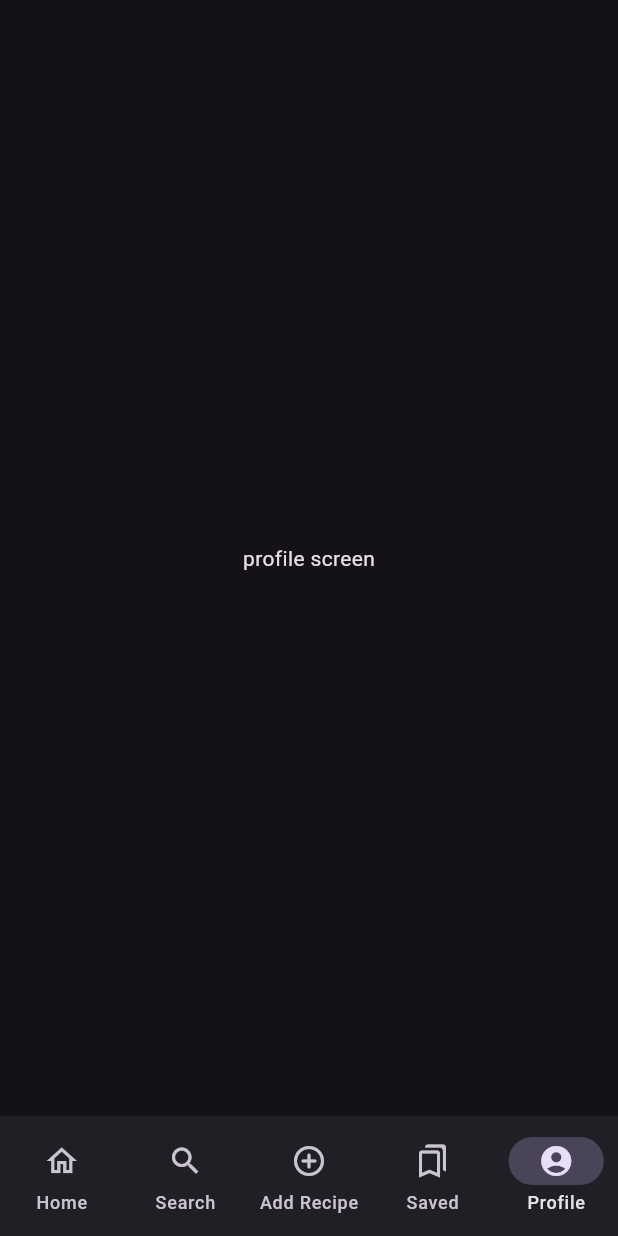
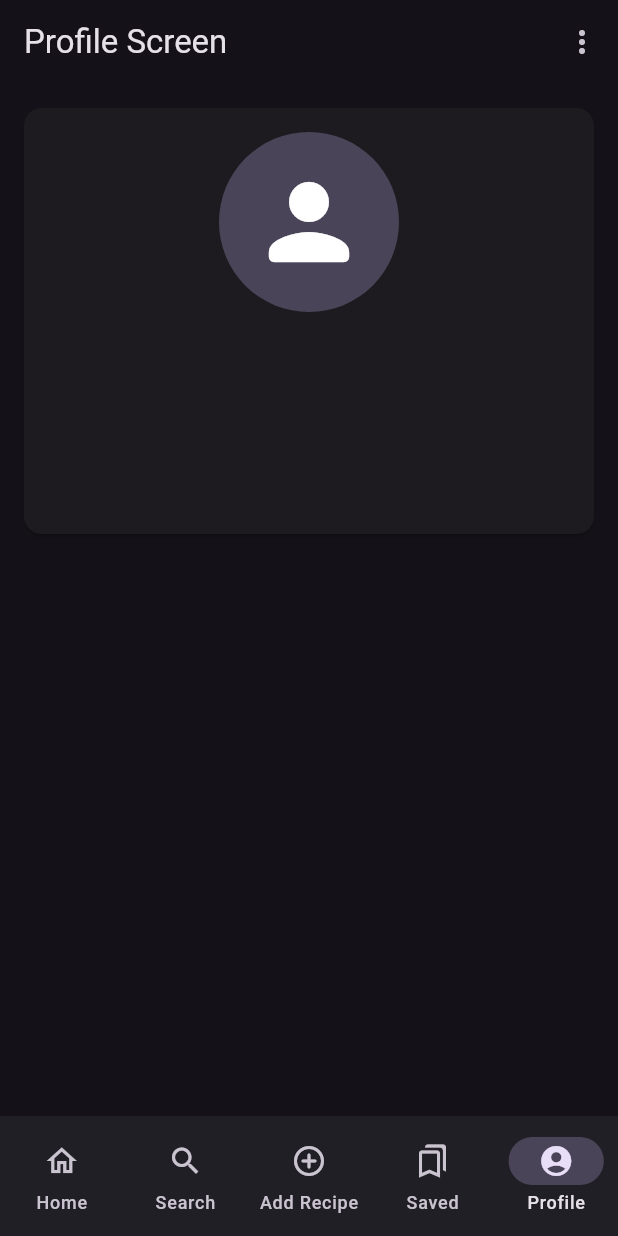
Before and after one commit to bhavyaj19/recipe_box, a Flutter app: the screen it shows once a user with an empty profile is signed in, swiped to page 5, on a phone screen of 412 x 824 dp. Run offline on Flutter 3.47's test engine with Material 2 defaults, Android fonts, the phone set to English and light mode, and no system bars; our stand-ins replace cloud_firestore, firebase_auth, firebase_core, firebase_storage, image_picker; accounts and stored records are empty.

Commit message:
ui: profile screen

```diff
--- a/lib/screens/login/signup/signup_screen.dart
+++ b/lib/screens/login/signup/signup_screen.dart
@@ -5,7 +5,6 @@ import 'dart:async';
 import 'package:firebase_auth/firebase_auth.dart';
 import 'package:flutter/material.dart';
 import 'package:recipe_box/resources/auth_method.dart';
-import 'package:recipe_box/screens/login/signup/login_screen.dart';
 import 'package:recipe_box/screens/login/signup/login_screen.dart';
 import 'package:recipe_box/screens/main_screen.dart';
 import 'package:recipe_box/widgets/text_feild_input.dart';
--- a/lib/screens/profile_screen.dart
+++ b/lib/screens/profile_screen.dart
@@ -1,4 +1,8 @@
+import 'package:firebase_auth/firebase_auth.dart';
 import 'package:flutter/material.dart';
+import 'package:provider/provider.dart';
+import 'package:recipe_box/models/user.dart' as model;
+import 'package:recipe_box/providers/user_provider.dart';
 
 class ProfileScreen extends StatefulWidget {
   const ProfileScreen({super.key});
@@ -8,10 +12,106 @@ class ProfileScreen extends StatefulWidget {
 }
 
 class _ProfileScreenState extends State<ProfileScreen> {
+  Future<void> _signOut() async {
+    await FirebaseAuth.instance.signOut();
+  }
+
   @override
   Widget build(BuildContext context) {
-    return const Center(
-      child: Text("profile screen"),
+    model.User? user = Provider.of<UserProvider>(context).getUser;
+
+    // Make the following changes to the UI:
+
+    // 1. Use a `SingleChildScrollView` to wrap the `Column` widget so that the UI can scroll if it is too long.
+    // 2. Use a `SizedBox` widget to add some padding around the `CircleAvatar` widget.
+    // 3. Use a `Card` widget to wrap the `Column` widget so that it has a border and a shadow.
+    // 4. Use a `ListView` widget to display the username and email in a list, with each item in the list having its own `ListTile` widget.
+
+    return Scaffold(
+      appBar: AppBar(
+        title: const Text('Profile Screen'),
+        actions: [
+          PopupMenuButton(
+            itemBuilder: (context) {
+              return [
+                PopupMenuItem<int>(
+                  child: GestureDetector(
+                    onTap: _signOut,
+                    child: const Row(
+                      children: [
+                        Icon(Icons.logout_rounded),
+                        SizedBox(width: 8), // Add spacing
+                        Text("Logout"),
+                      ],
+                    ),
+                  ),
+                ),
+                PopupMenuItem<int>(
+                  child: GestureDetector(
+                    onTap: () {},
+                    child: const Row(
+                      children: [
+                        Icon(Icons.delete_forever_rounded),
+                        SizedBox(width: 8), // Add spacing
+                        Text("Delete"),
+                      ],
+                    ),
+                  ),
+                ),
+              ];
+            },
+          ),
+        ],
+      ),
+      body: SingleChildScrollView(
+        child: Card(
+          margin: const EdgeInsets.all(16.0),
+          child: Padding(
+            padding: const EdgeInsets.all(16.0),
+            child: Column(
+              mainAxisAlignment: MainAxisAlignment.center,
+              children: [
+                SizedBox(
+                  height: 120,
+                  width: 120,
+                  child: CircleAvatar(
+                    backgroundColor: Color(0xFF4a4458), // Customize the avatar background color
+                    child: Icon(
+                      Icons.person_rounded,
+                      size: 80,
+                      color: Colors.white, // Customize the icon color
+                    ),
+                  ),
+                ),
+                const SizedBox(height: 20), // Add vertical spacing
+                ListView(
+                  shrinkWrap: true,
+                  children: [
+                    ListTile(
+                      title: Text(
+                        user!.username, // Replace with the user's name
+                        style: const TextStyle(
+                          fontSize: 24,
+                          fontWeight: FontWeight.bold,
+                        ),
+                      ),
+                    ),
+                    ListTile(
+                      title: Text(
+                        user!.email, // Replace with the user's email
+                        style: const TextStyle(
+                          fontSize: 16,
+                          color: Colors.grey,
+                        ),
+                      ),
+                    ),
+                  ],
+                ),
+              ],
+            ),
+          ),
+        ),
+      ),
     );
   }
 }
```
